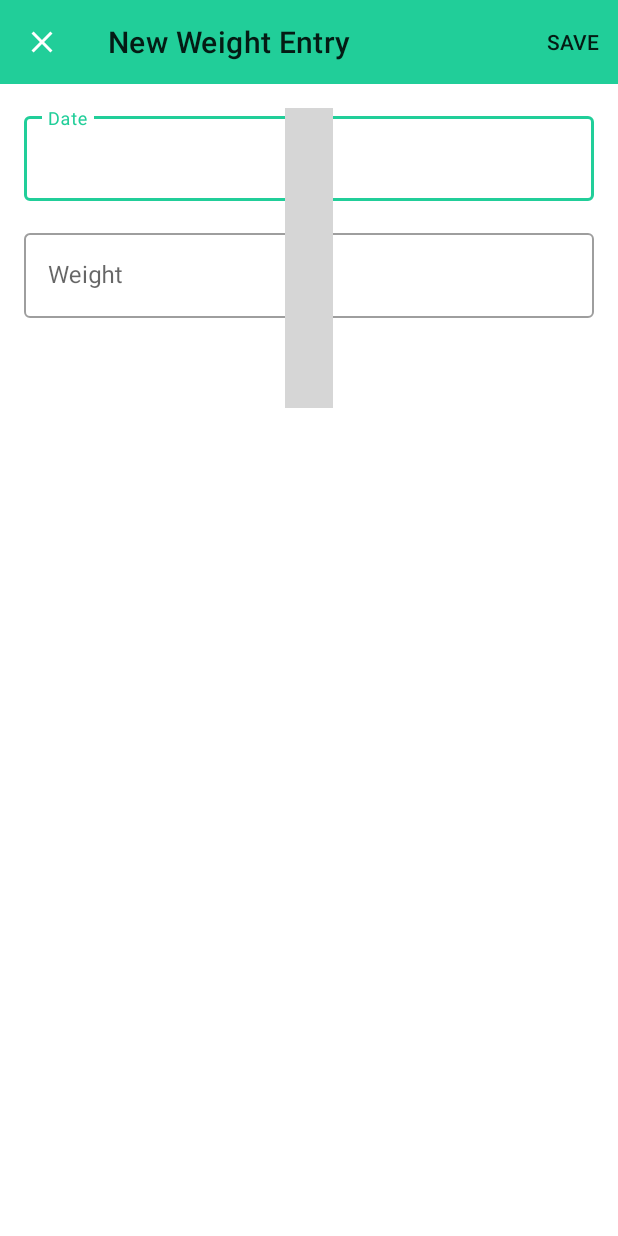
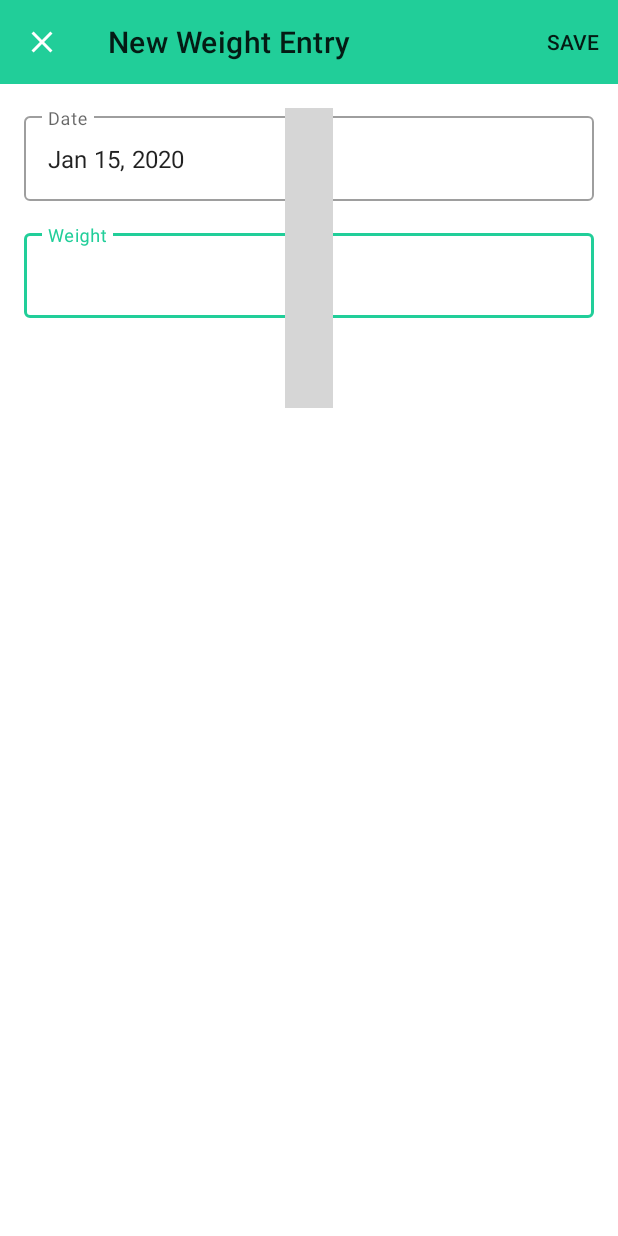
Before and after one commit to brian-norman/weightLess, an Android app: the WeightDialogFragment screen opened through its navigation route, on a phone screen of 412 x 824 dp. Run offline under Robolectric (Android 15) with nearby library versions, the phone set to English and light mode, and no system bars; our stand-ins replace navigation-ui; libraries missing offline, so code that uses them is left out: com.robinhood.spark; plain views replace SparkView; 3 statements that could not run were skipped; grey boxes are pictures that could not be loaded.

Commit message:
Add date picker to weight entry dialog

```diff
--- a/app/build.gradle
+++ b/app/build.gradle
@@ -9,7 +9,7 @@ android {
     buildToolsVersion "29.0.2"
     defaultConfig {
         applicationId "com.example.weighttracker"
-        minSdkVersion 21
+        minSdkVersion 26
         targetSdkVersion 29
         versionCode 1
         versionName "1.0"
--- a/app/src/main/java/com/example/weighttracker/MainFragment.kt
+++ b/app/src/main/java/com/example/weighttracker/MainFragment.kt
@@ -1,5 +1,6 @@
 package com.example.weighttracker
 
+import android.app.DatePickerDialog
 import android.graphics.Color
 import android.os.Bundle
 import android.view.LayoutInflater
@@ -13,7 +14,11 @@ import androidx.recyclerview.widget.ItemTouchHelper
 import androidx.recyclerview.widget.LinearLayoutManager
 import androidx.recyclerview.widget.RecyclerView
 import com.google.android.material.snackbar.Snackbar
+import kotlinx.android.synthetic.main.dialog_weight_fragment.*
 import kotlinx.android.synthetic.main.main_fragment.*
+import java.text.SimpleDateFormat
+import java.time.Instant
+import java.util.*
 
 class MainFragment : Fragment() {
 
--- a/app/src/main/java/com/example/weighttracker/WeightDialogFragment.kt
+++ b/app/src/main/java/com/example/weighttracker/WeightDialogFragment.kt
@@ -1,5 +1,6 @@
 package com.example.weighttracker
 
+import android.app.DatePickerDialog
 import android.os.Bundle
 import android.view.LayoutInflater
 import android.view.View
@@ -8,6 +9,9 @@ import androidx.fragment.app.DialogFragment
 import androidx.lifecycle.ViewModelProviders
 import com.google.android.material.textfield.TextInputEditText
 import kotlinx.android.synthetic.main.dialog_weight_fragment.*
+import java.text.SimpleDateFormat
+import java.time.Instant
+import java.util.*
 
 class WeightDialogFragment: DialogFragment() {
 
@@ -44,6 +48,8 @@ class WeightDialogFragment: DialogFragment() {
     override fun onViewCreated(view: View, savedInstanceState: Bundle?) {
         super.onViewCreated(view, savedInstanceState)
 
+        initDatePicker()
+
         weightDialogToolbar.apply {
             title = "New Weight Entry"
             setNavigationOnClickListener { dismiss() }
@@ -68,6 +74,35 @@ class WeightDialogFragment: DialogFragment() {
             )
         )
     }
+
+    private fun initDatePicker() {
+
+        if (dateTextInputEditText.text.isNullOrEmpty()) {
+            dateTextInputEditText.setText(
+                SimpleDateFormat("MMM d, yyyy", Locale.US).format(
+                    Date.from(
+                        Instant.now())))
+        }
+
+        val myCalendar = Calendar.getInstance()
+        val dateSetListener = DatePickerDialog.OnDateSetListener { _, year, month, day ->
+            myCalendar.apply {
+                set(Calendar.YEAR, year)
+                set(Calendar.MONTH, month)
+                set(Calendar.DAY_OF_MONTH, day)
+                dateTextInputEditText.setText(SimpleDateFormat("MMM d, yyyy", Locale.US).format(myCalendar.time))
+            }
+        }
+
+        dateTextInputEditText.setOnClickListener {
+            DatePickerDialog(
+                requireContext(),
+                dateSetListener,
+                myCalendar.get(Calendar.YEAR), myCalendar.get(Calendar.MONTH),
+                myCalendar.get(Calendar.DAY_OF_MONTH)
+            ).show()
+        }
+    }
 }
 
 /**
--- a/app/src/main/res/layout/dialog_weight_fragment.xml
+++ b/app/src/main/res/layout/dialog_weight_fragment.xml
@@ -17,8 +17,8 @@
         style="@style/Widget.MaterialComponents.TextInputLayout.OutlinedBox"
         android:layout_width="match_parent"
         android:layout_height="wrap_content"
+        android:layout_margin="16dp"
         android:hint="Date"
-        android:layout_margin="16dp"
         app:layout_constraintEnd_toEndOf="parent"
         app:layout_constraintStart_toStartOf="parent"
         app:layout_constraintTop_toBottomOf="@id/weightDialogToolbar">
@@ -26,7 +26,10 @@
         <com.google.android.material.textfield.TextInputEditText
             android:id="@+id/dateTextInputEditText"
             android:layout_width="match_parent"
-            android:layout_height="wrap_content" />
+            android:layout_height="wrap_content"
+            android:cursorVisible="false"
+            android:focusable="false"
+            android:inputType="none" />
 
     </com.google.android.material.textfield.TextInputLayout>
 
@@ -35,17 +38,17 @@
         style="@style/Widget.MaterialComponents.TextInputLayout.OutlinedBox"
         android:layout_width="match_parent"
         android:layout_height="wrap_content"
+        android:layout_margin="16dp"
         android:hint="Weight"
-        android:layout_margin="16dp"
         app:layout_constraintEnd_toEndOf="parent"
         app:layout_constraintStart_toStartOf="parent"
         app:layout_constraintTop_toBottomOf="@id/dateTextInputLayout">
 
         <com.google.android.material.textfield.TextInputEditText
             android:id="@+id/weightTextInputEditText"
-            android:inputType="numberDecimal"
             android:layout_width="match_parent"
-            android:layout_height="wrap_content" />
+            android:layout_height="wrap_content"
+            android:inputType="numberDecimal" />
 
     </com.google.android.material.textfield.TextInputLayout>
 
```
